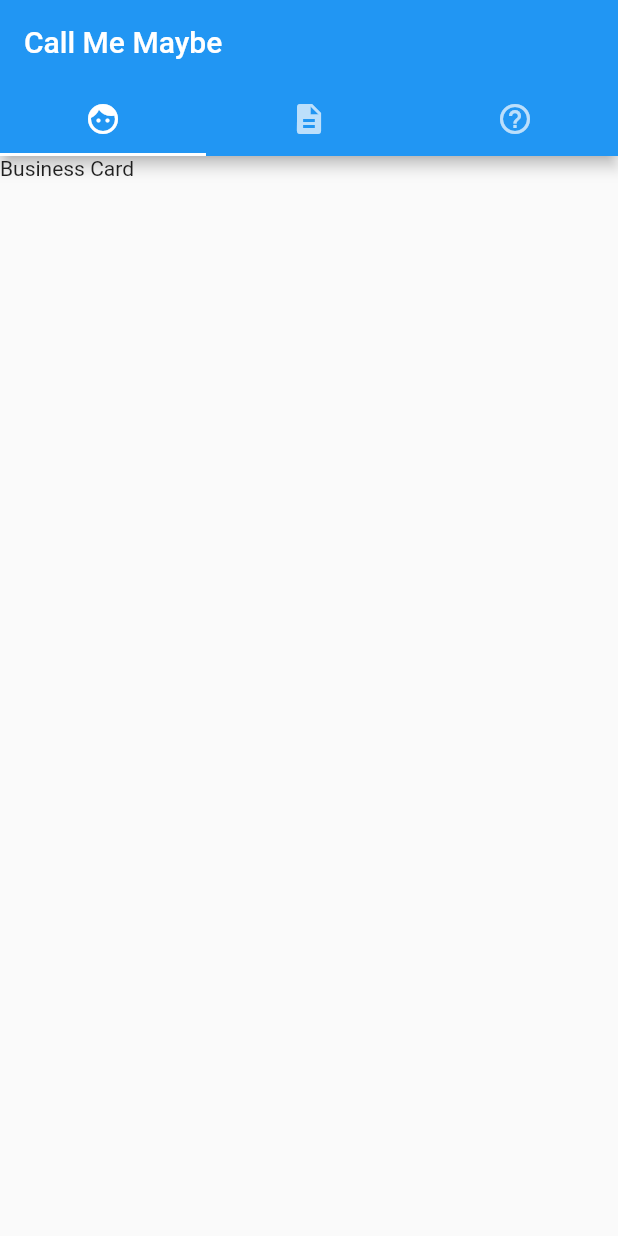
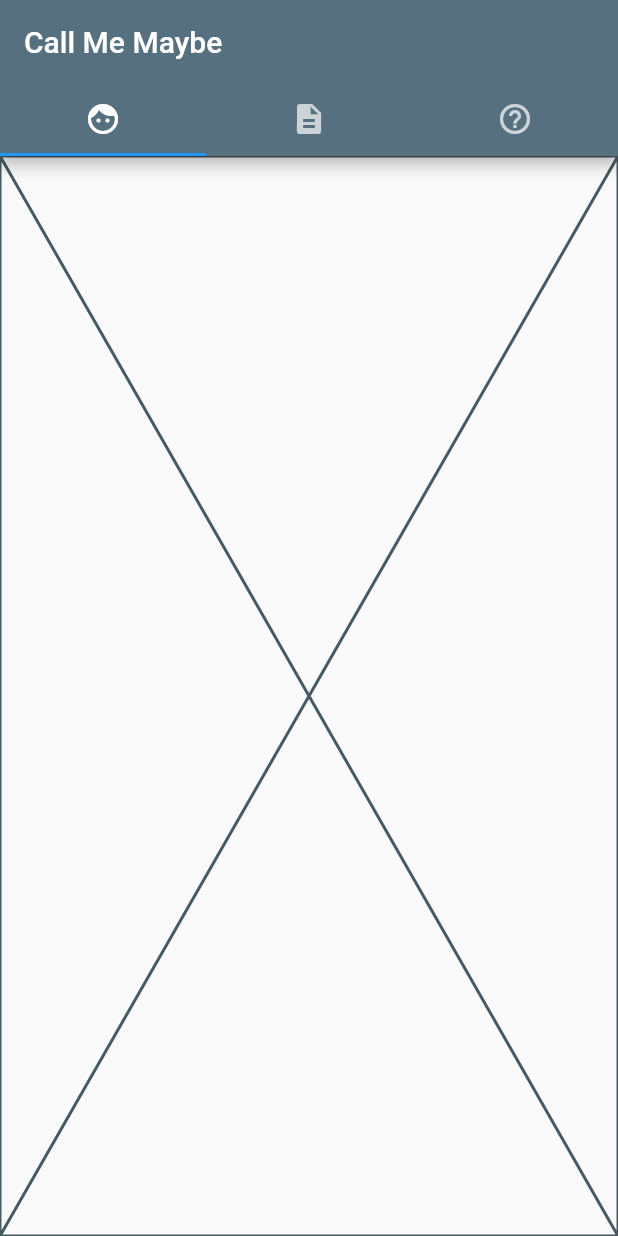
Before and after one commit to lukereynoldspi/cs492-project3, a Flutter app: the screen it shows after launch, on a phone screen of 412 x 824 dp. Run offline on Flutter 3.47's test engine with Material 2 defaults, Android fonts, the phone set to English and light mode, and no system bars.

Commit message:
added placeholders

```diff
--- a/lib/business_card.dart
+++ b/lib/business_card.dart
@@ -1 +1,10 @@
-//import 'package:flutter/material.dart';
+import 'package:flutter/material.dart';
+
+class BusinessCard extends StatelessWidget {
+  const BusinessCard({super.key});
+
+  @override
+  Widget build(BuildContext context) {
+    return Scaffold(body: Center(child: Placeholder()));
+  }
+}
--- a/lib/main.dart
+++ b/lib/main.dart
@@ -1,4 +1,7 @@
 import 'package:flutter/material.dart';
+import 'business_card.dart';
+import 'question.dart';
+import 'resume.dart';
 
 void main() {
   runApp(const MyApp());
@@ -10,12 +13,13 @@ class MyApp extends StatelessWidget {
   @override
   Widget build(BuildContext context) {
     return MaterialApp(
-      //color: Color.fromARGB(86, 112, 127, 255),
       home: DefaultTabController(
         length: 3,
         child: SafeArea(
+          top: true,
           child: Scaffold(
             appBar: AppBar(
+              backgroundColor: Color.fromRGBO(86, 112, 127, 1),
               bottom: const TabBar(
                 tabs: [
                   Tab(icon: Icon(Icons.face)),
@@ -23,13 +27,16 @@ class MyApp extends StatelessWidget {
                   Tab(icon: Icon(Icons.help_outline)),
                 ],
               ),
-              title: const Text('Call Me Maybe'),
+              title: const Text(
+                'Call Me Maybe',
+                textAlign: TextAlign.center,
+              ),
             ),
             body: const TabBarView(
               children: [
-                Text('Business Card'),
-                Text('Resume'),
-                Text('Questions'),
+                BusinessCard(),
+                Resume(),
+                Question(),
               ],
             ),
           ),
```
Also changed, not shown: lib/question.dart (+10 -1 lines), lib/resume.dart (+10 -1 lines).
